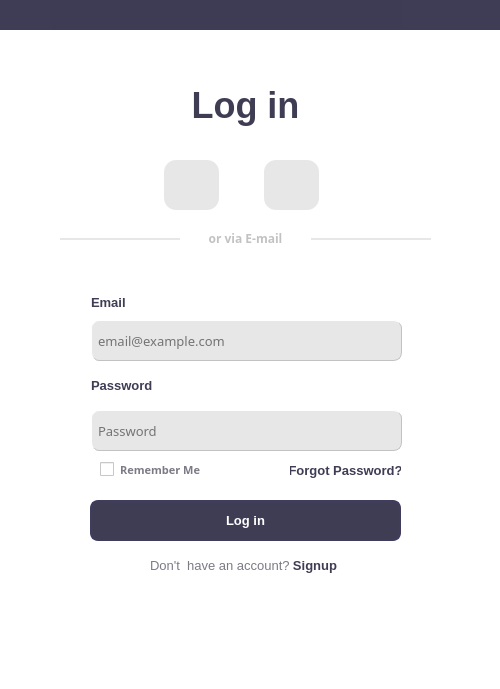
The window that ava_desktop_ui/form.ui (ompatel11/ava-desktop) describes before a commit, drawn with Qt 5.
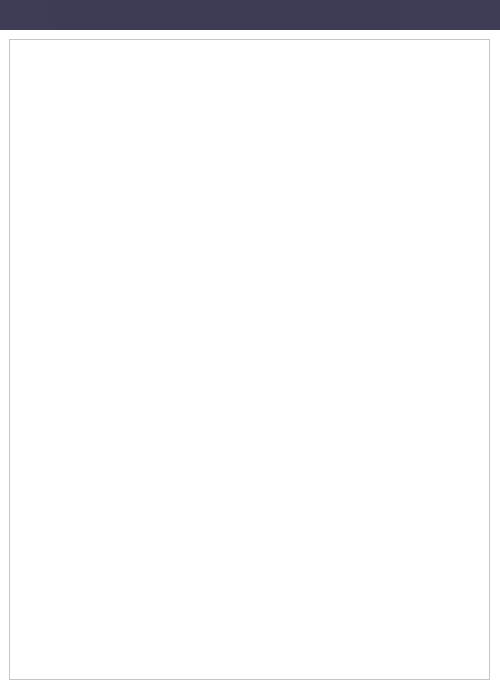
The same window after the commit. The open tabs and pages were chosen to show the change. Icons and pictures are not drawn.

Patch:
```diff
--- a/ava_desktop_ui/form.ui
+++ b/ava_desktop_ui/form.ui
@@ -1387,6 +1387,22 @@
     </item>
    </layout>
   </widget>
+  <widget class="QFrame" name="frame">
+   <property name="geometry">
+    <rect>
+     <x>9</x>
+     <y>39</y>
+     <width>481</width>
+     <height>641</height>
+    </rect>
+   </property>
+   <property name="frameShape">
+    <enum>QFrame::StyledPanel</enum>
+   </property>
+   <property name="frameShadow">
+    <enum>QFrame::Raised</enum>
+   </property>
+  </widget>
  </widget>
  <tabstops>
   <tabstop>btnFacebook</tabstop>
```
Left out of the diff: 2 changed lines with no effect on the pictures.
